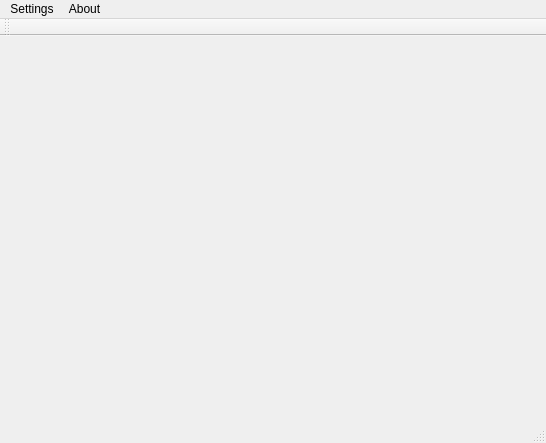
Old version of the form HW2/gradecalculator.ui in the repository Ashleywutq/PIC_10C_HW2.
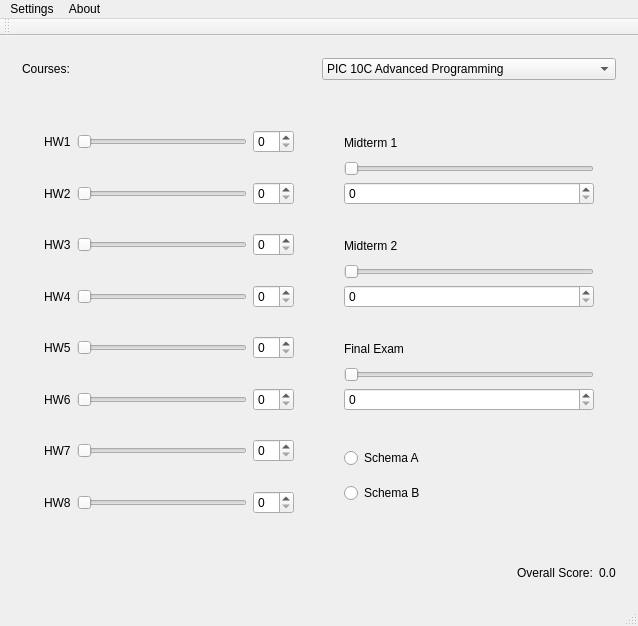
New version of the form.

What changed in the file:
```diff
--- a/HW2/gradecalculator.ui
+++ b/HW2/gradecalculator.ui
@@ -6,10 +6,22 @@
    <rect>
     <x>0</x>
     <y>0</y>
-    <width>546</width>
-    <height>443</height>
+    <width>638</width>
+    <height>626</height>
    </rect>
   </property>
+  <property name="sizePolicy">
+   <sizepolicy hsizetype="Preferred" vsizetype="Preferred">
+    <horstretch>0</horstretch>
+    <verstretch>0</verstretch>
+   </sizepolicy>
+  </property>
+  <property name="minimumSize">
+   <size>
+    <width>600</width>
+    <height>550</height>
+   </size>
+  </property>
   <property name="windowTitle">
    <string>GradeCalculator</string>
   </property>
@@ -17,39 +29,394 @@
    <bool>true</bool>
   </property>
   <widget class="QWidget" name="centralWidget">
-   <widget class="QWidget" name="widget" native="true">
-    <property name="geometry">
-     <rect>
-      <x>10</x>
-      <y>0</y>
-      <width>501</width>
-      <height>81</height>
-     </rect>
-    </property>
-    <property name="autoFillBackground">
-     <bool>true</bool>
-    </property>
-   </widget>
-   <widget class="QWidget" name="widget_2" native="true">
-    <property name="geometry">
-     <rect>
-      <x>10</x>
-      <y>100</y>
-      <width>501</width>
-      <height>241</height>
-     </rect>
-    </property>
-    <property name="autoFillBackground">
-     <bool>true</bool>
-    </property>
-   </widget>
+   <layout class="QVBoxLayout" name="verticalLayout">
+    <item>
+     <widget class="QWidget" name="widget_3" native="true">
+      <property name="sizePolicy">
+       <sizepolicy hsizetype="Preferred" vsizetype="Fixed">
+        <horstretch>0</horstretch>
+        <verstretch>0</verstretch>
+       </sizepolicy>
+      </property>
+      <property name="minimumSize">
+       <size>
+        <width>0</width>
+        <height>40</height>
+       </size>
+      </property>
+      <property name="autoFillBackground">
+       <bool>true</bool>
+      </property>
+      <layout class="QHBoxLayout" name="horizontalLayout_10">
+       <item>
+        <widget class="QLabel" name="label">
+         <property name="text">
+          <string>Courses:</string>
+         </property>
+        </widget>
+       </item>
+       <item>
+        <widget class="QComboBox" name="comboBox">
+         <item>
+          <property name="text">
+           <string>PIC 10C Advanced Programming</string>
+          </property>
+         </item>
+        </widget>
+       </item>
+      </layout>
+     </widget>
+    </item>
+    <item>
+     <widget class="QWidget" name="widget_2" native="true">
+      <property name="autoFillBackground">
+       <bool>true</bool>
+      </property>
+      <layout class="QHBoxLayout" name="horizontalLayout">
+       <item>
+        <widget class="QWidget" name="widget_4" native="true">
+         <layout class="QVBoxLayout" name="verticalLayout_6">
+          <item>
+           <widget class="QWidget" name="widget_6" native="true">
+            <layout class="QHBoxLayout" name="horizontalLayout_2">
+             <item>
+              <widget class="QLabel" name="label_4">
+               <property name="text">
+                <string>HW1</string>
+               </property>
+              </widget>
+             </item>
+             <item>
+              <widget class="QSlider" name="horizontalSlider">
+               <property name="orientation">
+                <enum>Qt::Horizontal</enum>
+               </property>
+              </widget>
+             </item>
+             <item>
+              <widget class="QSpinBox" name="spinBox"/>
+             </item>
+            </layout>
+           </widget>
+          </item>
+          <item>
+           <widget class="QWidget" name="widget_7" native="true">
+            <layout class="QHBoxLayout" name="horizontalLayout_3">
+             <item>
+              <widget class="QLabel" name="label_5">
+               <property name="text">
+                <string>HW2</string>
+               </property>
+              </widget>
+             </item>
+             <item>
+              <widget class="QSlider" name="horizontalSlider_2">
+               <property name="orientation">
+                <enum>Qt::Horizontal</enum>
+               </property>
+              </widget>
+             </item>
+             <item>
+              <widget class="QSpinBox" name="spinBox_2"/>
+             </item>
+            </layout>
+           </widget>
+          </item>
+          <item>
+           <widget class="QWidget" name="widget_8" native="true">
+            <layout class="QHBoxLayout" name="horizontalLayout_4">
+             <item>
+              <widget class="QLabel" name="label_6">
+               <property name="text">
+                <string>HW3</string>
+               </property>
+              </widget>
+             </item>
+             <item>
+              <widget class="QSlider" name="horizontalSlider_3">
+               <property name="orientation">
+                <enum>Qt::Horizontal</enum>
+               </property>
+              </widget>
+             </item>
+             <item>
+              <widget class="QSpinBox" name="spinBox_3"/>
+             </item>
+            </layout>
+           </widget>
+          </item>
+          <item>
+           <widget class="QWidget" name="widget_9" native="true">
+            <layout class="QHBoxLayout" name="horizontalLayout_5">
+             <item>
+              <widget class="QLabel" name="label_7">
+               <property name="text">
+                <string>HW4</string>
+               </property>
+              </widget>
+             </item>
+             <item>
+              <widget class="QSlider" name="horizontalSlider_4">
+               <property name="orientation">
+                <enum>Qt::Horizontal</enum>
+               </property>
+              </widget>
+             </item>
+             <item>
+              <widget class="QSpinBox" name="spinBox_4"/>
+             </item>
+            </layout>
+           </widget>
+          </item>
+          <item>
+           <widget class="QWidget" name="widget_10" native="true">
+            <layout class="QHBoxLayout" name="horizontalLayout_6">
+             <item>
+              <widget class="QLabel" name="label_8">
+               <property name="text">
+                <string>HW5</string>
+               </property>
+              </widget>
+             </item>
+             <item>
+              <widget class="QSlider" name="horizontalSlider_5">
+               <property name="orientation">
+                <enum>Qt::Horizontal</enum>
+               </property>
+              </widget>
+             </item>
+             <item>
+              <widget class="QSpinBox" name="spinBox_5"/>
+             </item>
+            </layout>
+           </widget>
+          </item>
+          <item>
+           <widget class="QWidget" name="widget_11" native="true">
+            <layout class="QHBoxLayout" name="horizontalLayout_7">
+             <item>
+              <widget class="QLabel" name="label_9">
+               <property name="text">
+                <string>HW6</string>
+               </property>
+              </widget>
+             </item>
+             <item>
+              <widget class="QSlider" name="horizontalSlider_6">
+               <property name="orientation">
+                <enum>Qt::Horizontal</enum>
+               </property>
+              </widget>
+             </item>
+             <item>
+              <widget class="QSpinBox" name="spinBox_6"/>
+             </item>
+            </layout>
+           </widget>
+          </item>
+          <item>
+           <widget class="QWidget" name="widget_12" native="true">
+            <layout class="QHBoxLayout" name="horizontalLayout_8">
+             <item>
+              <widget class="QLabel" name="label_10">
+               <property name="text">
+                <string>HW7</string>
+               </property>
+              </widget>
+             </item>
+             <item>
+              <widget class="QSlider" name="horizontalSlider_7">
+               <property name="orientation">
+                <enum>Qt::Horizontal</enum>
+               </property>
+              </widget>
+             </item>
+             <item>
+              <widget class="QSpinBox" name="spinBox_7"/>
+             </item>
+            </layout>
+           </widget>
+          </item>
+          <item>
+           <widget class="QWidget" name="widget_13" native="true">
+            <layout class="QHBoxLayout" name="horizontalLayout_9">
+             <item>
+              <widget class="QLabel" name="label_11">
+               <property name="text">
+                <string>HW8</string>
+               </property>
+              </widget>
+             </item>
+             <item>
+              <widget class="QSlider" name="horizontalSlider_8">
+               <property name="orientation">
+                <enum>Qt::Horizontal</enum>
+               </property>
+              </widget>
+             </item>
+             <item>
+              <widget class="QSpinBox" name="spinBox_8"/>
+             </item>
+            </layout>
+           </widget>
+          </item>
+         </layout>
+        </widget>
+       </item>
+       <item>
+        <widget class="QWidget" name="widget_5" native="true">
+         <layout class="QVBoxLayout" name="verticalLayout_7">
+          <item>
+           <widget class="QWidget" name="widget_14" native="true">
+            <layout class="QVBoxLayout" name="verticalLayout_2">
+             <item>
+              <widget class="QLabel" name="label_12">
+               <property name="text">
+                <string>Midterm 1</string>
+               </property>
+              </widget>
+             </item>
+             <item>
+              <widget class="QSlider" name="horizontalSlider_9">
+               <property name="orientation">
+                <enum>Qt::Horizontal</enum>
+               </property>
+              </widget>
+             </item>
+             <item>
+              <widget class="QSpinBox" name="spinBox_9"/>
+             </item>
+            </layout>
+           </widget>
+          </item>
+          <item>
+           <widget class="QWidget" name="widget_15" native="true">
+            <layout class="QVBoxLayout" name="verticalLayout_3">
+             <item>
+              <widget class="QLabel" name="label_13">
+               <property name="text">
+                <string>Midterm 2</string>
+               </property>
+              </widget>
+             </item>
+             <item>
+              <widget class="QSlider" name="horizontalSlider_10">
+               <property name="orientation">
+                <enum>Qt::Horizontal</enum>
+               </property>
+              </widget>
+             </item>
+             <item>
+              <widget class="QSpinBox" name="spinBox_10"/>
+             </item>
+            </layout>
+           </widget>
+          </item>
+          <item>
+           <widget class="QWidget" name="widget_16" native="true">
+            <layout class="QVBoxLayout" name="verticalLayout_4">
+             <item>
+              <widget class="QLabel" name="label_14">
+               <property name="text">
+                <string>Final Exam</string>
+               </property>
+              </widget>
+             </item>
+             <item>
+              <widget class="QSlider" name="horizontalSlider_11">
+               <property name="orientation">
+                <enum>Qt::Horizontal</enum>
+               </property>
+              </widget>
+             </item>
+             <item>
+              <widget class="QSpinBox" name="spinBox_11"/>
+             </item>
+            </layout>
+           </widget>
+          </item>
+          <item>
+           <widget class="QWidget" name="widget_17" native="true">
+            <layout class="QVBoxLayout" name="verticalLayout_5">
+             <item>
+              <widget class="QRadioButton" name="radioButton">
+               <property name="text">
+                <string>Schema A</string>
+               </property>
+              </widget>
+             </item>
+             <item>
+              <widget class="QRadioButton" name="radioButton_2">
+               <property name="text">
+                <string>Schema B</string>
+               </property>
+              </widget>
+             </item>
+            </layout>
+           </widget>
+          </item>
+         </layout>
+        </widget>
+       </item>
+      </layout>
+     </widget>
+    </item>
+    <item>
+     <widget class="QWidget" name="widget" native="true">
+      <property name="sizePolicy">
+       <sizepolicy hsizetype="Preferred" vsizetype="Fixed">
+        <horstretch>0</horstretch>
+        <verstretch>0</verstretch>
+       </sizepolicy>
+      </property>
+      <property name="minimumSize">
+       <size>
+        <width>0</width>
+        <height>40</height>
+       </size>
+      </property>
+      <property name="autoFillBackground">
+       <bool>true</bool>
+      </property>
+      <layout class="QHBoxLayout" name="horizontalLayout_11">
+       <item>
+        <spacer name="horizontalSpacer">
+         <property name="orientation">
+          <enum>Qt::Horizontal</enum>
+         </property>
+         <property name="sizeHint" stdset="0">
+          <size>
+           <width>467</width>
+           <height>13</height>
+          </size>
+         </property>
+        </spacer>
+       </item>
+       <item>
+        <widget class="QLabel" name="label_2">
+         <property name="text">
+          <string>Overall Score:</string>
+         </property>
+        </widget>
+       </item>
+       <item>
+        <widget class="QLabel" name="label_3">
+         <property name="text">
+          <string>0.0</string>
+         </property>
+        </widget>
+       </item>
+      </layout>
+     </widget>
+    </item>
+   </layout>
   </widget>
   <widget class="QMenuBar" name="menuBar">
    <property name="geometry">
     <rect>
      <x>0</x>
      <y>0</y>
-     <width>546</width>
+     <width>638</width>
      <height>22</height>
     </rect>
    </property>
```
